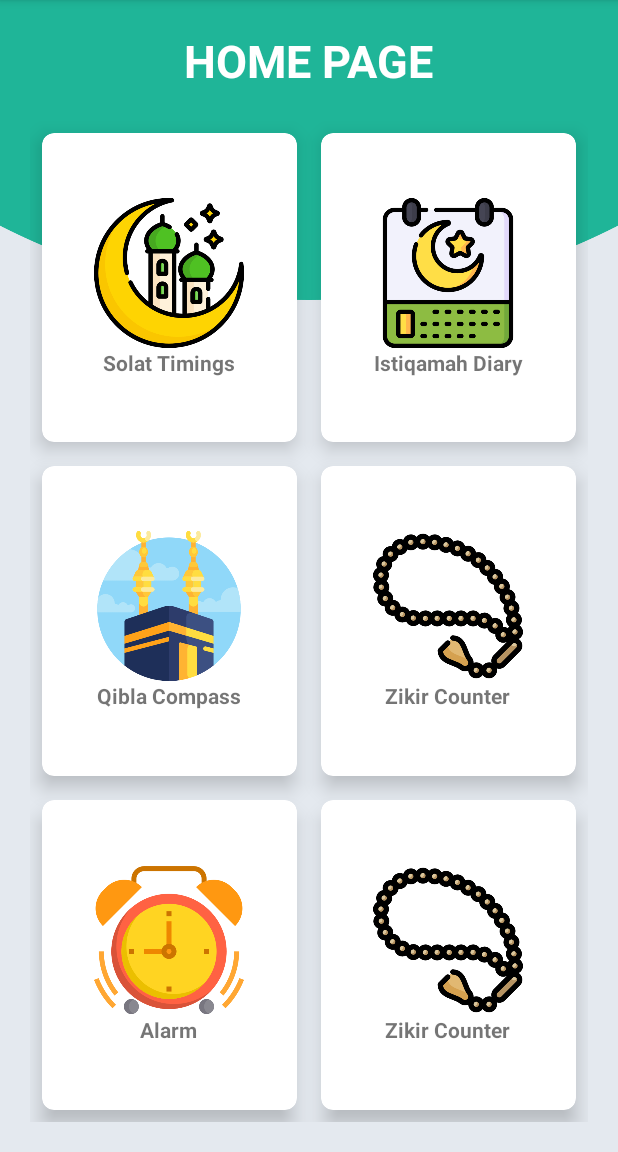
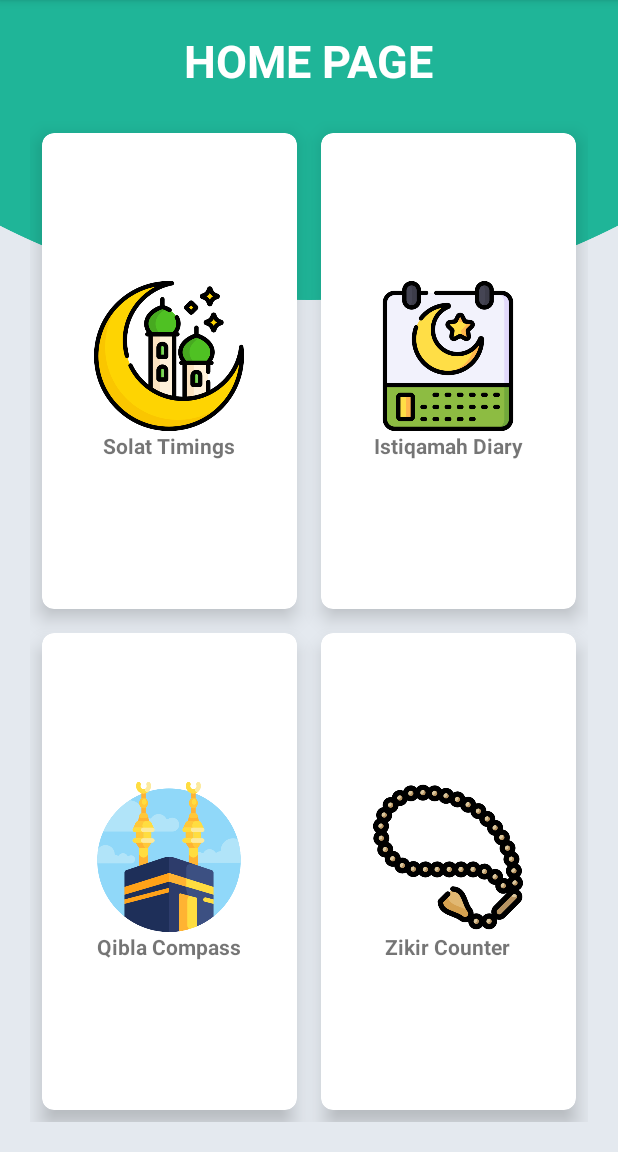
Before and after one commit to faheem92mt/Pondoku, an Android app: the screen it shows after launch once a user with an empty profile is signed in (HomeYeahh), on a phone screen of 412 x 824 dp, the part 84-1236 px from its top. Run offline under Robolectric (Android 15) with nearby library versions, the phone set to English and light mode, and no system bars; our stand-ins replace Firebase (no records; nobody signed in at launch, a user with empty details on screens opened directly).

Commit message:
Version 1.0.0

```diff
--- a/app/src/main/res/layout/activity_home_yeahh.xml
+++ b/app/src/main/res/layout/activity_home_yeahh.xml
@@ -177,77 +177,77 @@
             </LinearLayout>
         </androidx.cardview.widget.CardView>
 
-        <androidx.cardview.widget.CardView
-            android:layout_width="wrap_content"
-            android:layout_height="wrap_content"
-            android:layout_row="2"
-            android:layout_column="0"
-            android:layout_gravity="fill"
-            android:layout_rowWeight="1"
-            android:layout_columnWeight="1"
-            android:layout_margin="8dp"
-            android:onClick="btnAlarmClick"
-            app:cardCornerRadius="8dp"
-            app:cardElevation="8dp"
-            >
+<!--        <androidx.cardview.widget.CardView-->
+<!--            android:layout_width="wrap_content"-->
+<!--            android:layout_height="wrap_content"-->
+<!--            android:layout_row="2"-->
+<!--            android:layout_column="0"-->
+<!--            android:layout_gravity="fill"-->
+<!--            android:layout_rowWeight="1"-->
+<!--            android:layout_columnWeight="1"-->
+<!--            android:layout_margin="8dp"-->
+<!--            android:onClick="btnAlarmClick"-->
+<!--            app:cardCornerRadius="8dp"-->
+<!--            app:cardElevation="8dp"-->
+<!--            >-->
 
-            <LinearLayout
-                android:layout_width="wrap_content"
-                android:layout_height="wrap_content"
-                android:orientation="vertical"
-                android:gravity="center"
-                android:layout_gravity="center_vertical|center_horizontal">
+<!--            <LinearLayout-->
+<!--                android:layout_width="wrap_content"-->
+<!--                android:layout_height="wrap_content"-->
+<!--                android:orientation="vertical"-->
+<!--                android:gravity="center"-->
+<!--                android:layout_gravity="center_vertical|center_horizontal">-->
 
-                <ImageView
-                    android:layout_width="100dp"
-                    android:layout_height="100dp"
-                    android:onClick="btnAlarmClick"
-                    android:src="@drawable/alarm" />
+<!--                <ImageView-->
+<!--                    android:layout_width="100dp"-->
+<!--                    android:layout_height="100dp"-->
+<!--                    android:onClick="btnAlarmClick"-->
+<!--                    android:src="@drawable/alarm" />-->
 
-                <TextView
-                    android:layout_width="wrap_content"
-                    android:layout_height="wrap_content"
-                    android:text="Alarm"
-                    android:textStyle="bold"
-                    android:textAlignment="center"/>
-            </LinearLayout>
-        </androidx.cardview.widget.CardView>
+<!--                <TextView-->
+<!--                    android:layout_width="wrap_content"-->
+<!--                    android:layout_height="wrap_content"-->
+<!--                    android:text="Alarm"-->
+<!--                    android:textStyle="bold"-->
+<!--                    android:textAlignment="center"/>-->
+<!--            </LinearLayout>-->
+<!--        </androidx.cardview.widget.CardView>-->
 
-        <androidx.cardview.widget.CardView
-            android:layout_width="wrap_content"
-            android:layout_height="wrap_content"
-            android:layout_row="2"
-            android:layout_column="1"
-            android:layout_gravity="fill"
-            android:layout_rowWeight="1"
-            android:layout_columnWeight="1"
-            android:layout_margin="8dp"
-            android:onClick="btnZikirClick"
-            app:cardCornerRadius="8dp"
-            app:cardElevation="8dp"
-            >
+<!--        <androidx.cardview.widget.CardView-->
+<!--            android:layout_width="wrap_content"-->
+<!--            android:layout_height="wrap_content"-->
+<!--            android:layout_row="2"-->
+<!--            android:layout_column="1"-->
+<!--            android:layout_gravity="fill"-->
+<!--            android:layout_rowWeight="1"-->
+<!--            android:layout_columnWeight="1"-->
+<!--            android:layout_margin="8dp"-->
+<!--            android:onClick="btnZikirClick"-->
+<!--            app:cardCornerRadius="8dp"-->
+<!--            app:cardElevation="8dp"-->
+<!--            >-->
 
-            <LinearLayout
-                android:layout_width="wrap_content"
-                android:layout_height="wrap_content"
-                android:orientation="vertical"
-                android:gravity="center"
-                android:layout_gravity="center_vertical|center_horizontal">
+<!--            <LinearLayout-->
+<!--                android:layout_width="wrap_content"-->
+<!--                android:layout_height="wrap_content"-->
+<!--                android:orientation="vertical"-->
+<!--                android:gravity="center"-->
+<!--                android:layout_gravity="center_vertical|center_horizontal">-->
 
-                <ImageView
-                    android:layout_width="100dp"
-                    android:layout_height="100dp"
-                    android:onClick="btnZikirClick"
-                    android:src="@drawable/beads" />
+<!--                <ImageView-->
+<!--                    android:layout_width="100dp"-->
+<!--                    android:layout_height="100dp"-->
+<!--                    android:onClick="btnZikirClick"-->
+<!--                    android:src="@drawable/beads" />-->
 
-                <TextView
-                    android:layout_width="wrap_content"
-                    android:layout_height="wrap_content"
-                    android:text="Zikir Counter"
-                    android:textStyle="bold"
-                    android:textAlignment="center"/>
-            </LinearLayout>
-        </androidx.cardview.widget.CardView>
+<!--                <TextView-->
+<!--                    android:layout_width="wrap_content"-->
+<!--                    android:layout_height="wrap_content"-->
+<!--                    android:text="Zikir Counter"-->
+<!--                    android:textStyle="bold"-->
+<!--                    android:textAlignment="center"/>-->
+<!--            </LinearLayout>-->
+<!--        </androidx.cardview.widget.CardView>-->
 
 
     </GridLayout>
```
Also changed, not shown: app/src/main/res/layout/day.xml (+17 -16 lines).
